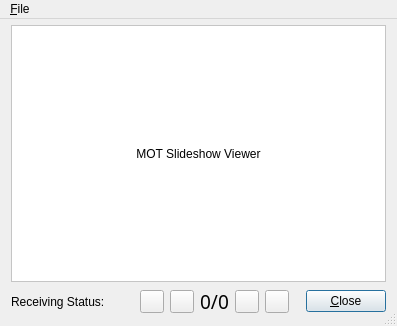
This is dream/src/GUI-QT/SlideShowViewer.ui in mmjee/dream-patched as Qt 5 draws it before an edit. The edited form follows.
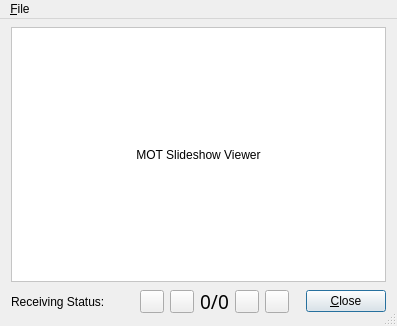
This is the edited form. Icons and pictures are not drawn. Custom widgets are drawn as their Qt base class.

```diff
--- a/dream/src/GUI-QT/SlideShowViewer.ui
+++ b/dream/src/GUI-QT/SlideShowViewer.ui
@@ -52,7 +52,7 @@
       <number>11</number>
      </property>
      <property name="topMargin">
-      <number>6</number>
+      <number>8</number>
      </property>
      <property name="rightMargin">
       <number>11</number>
```
